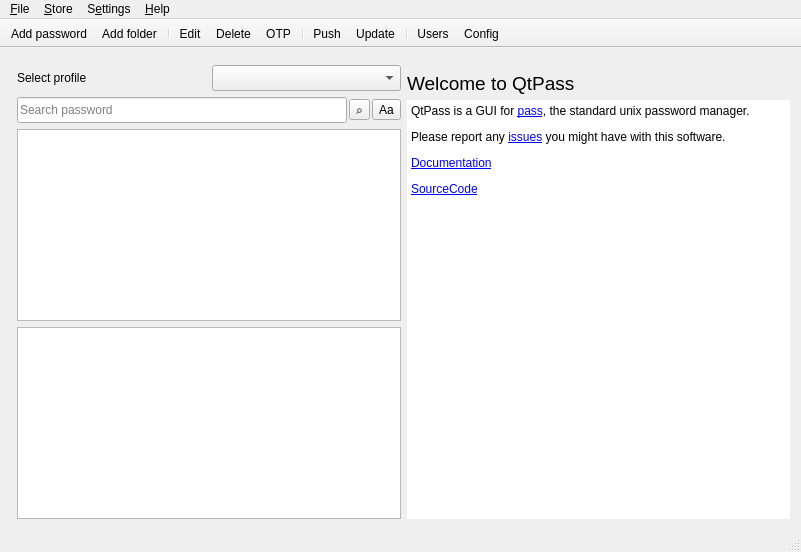
The window that src/mainwindow.ui (IJHack/QtPass) describes before a commit, drawn with Qt 5.
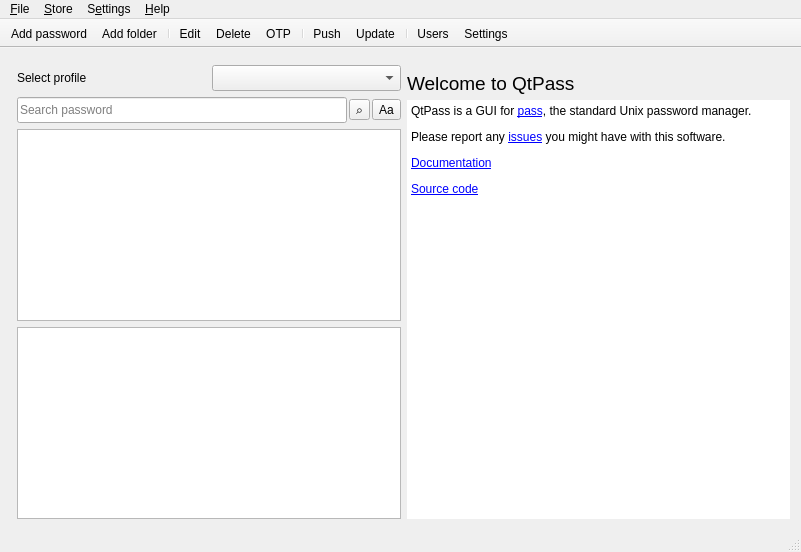
The same window after the commit. Icons and pictures are not drawn. Custom widgets are drawn as their Qt base class.

Commit message: Settings pages read top to bottom; "Never" fits its box (#1931)

What changed in the file:
```diff
--- a/src/mainwindow.ui
+++ b/src/mainwindow.ui
@@ -316,10 +316,10 @@
            <number>0</number>
           </property>
           <property name="html">
-	  <string>&lt;p&gt;QtPass is a GUI for &lt;a href=&quot;https://www.passwordstore.org/&quot;&gt;pass&lt;/a&gt;, the standard unix password manager.&lt;/p&gt;
+	  <string>&lt;p&gt;QtPass is a GUI for &lt;a href=&quot;https://www.passwordstore.org/&quot;&gt;pass&lt;/a&gt;, the standard Unix password manager.&lt;/p&gt;
 &lt;p&gt;Please report any &lt;a href=&quot;https://github.com/IJHack/qtpass/issues&quot;&gt;issues&lt;/a&gt; you might have with this software.&lt;/p&gt;
 &lt;p&gt;&lt;a href=&quot;https://qtpass.org/&quot;&gt;Documentation&lt;/a&gt;&lt;/p&gt;
-&lt;p&gt;&lt;a href=&quot;https://github.com/IJHack/qtpass&quot;&gt;SourceCode&lt;/a&gt;&lt;/p&gt;</string>
+&lt;p&gt;&lt;a href=&quot;https://github.com/IJHack/qtpass&quot;&gt;Source code&lt;/a&gt;&lt;/p&gt;</string>
           </property>
           <property name="acceptRichText">
            <bool>true</bool>
@@ -519,7 +519,10 @@
   </action>
   <action name="actionConfig">
    <property name="text">
-    <string>Config</string>
+    <string>&amp;Configure QtPass…</string>
+   </property>
+   <property name="iconText">
+    <string>Settings</string>
    </property>
    <property name="toolTip">
     <string>Configuration</string>
```
Left out of the diff: 2 changed lines with no effect on the pictures. The commit also changes 68 other files.
